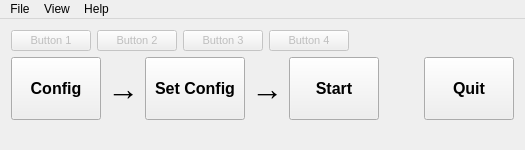
Before: the Qt Designer form src/core/Operator/OperatorQt/MainWindow.ui in kaysoky/NeuralSystemsBCI2000, drawn with Qt 5.
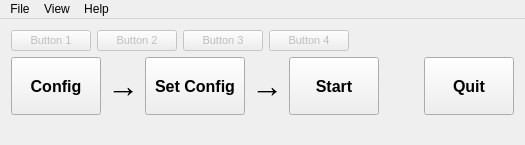
After: the same form once the commit is applied.

Commit message: *Adapted Operator main window default size. *More useful error message when trying to read the value of an empty parameter.

Diff of the .ui file:
```diff
--- a/src/core/Operator/OperatorQt/MainWindow.ui
+++ b/src/core/Operator/OperatorQt/MainWindow.ui
@@ -7,7 +7,7 @@
     <x>0</x>
     <y>0</y>
     <width>525</width>
-    <height>150</height>
+    <height>145</height>
    </rect>
   </property>
   <property name="sizePolicy">
@@ -19,7 +19,7 @@
   <property name="minimumSize">
    <size>
     <width>525</width>
-    <height>150</height>
+    <height>125</height>
    </size>
   </property>
   <property name="windowTitle">
```
The commit also changes 1 other file.
